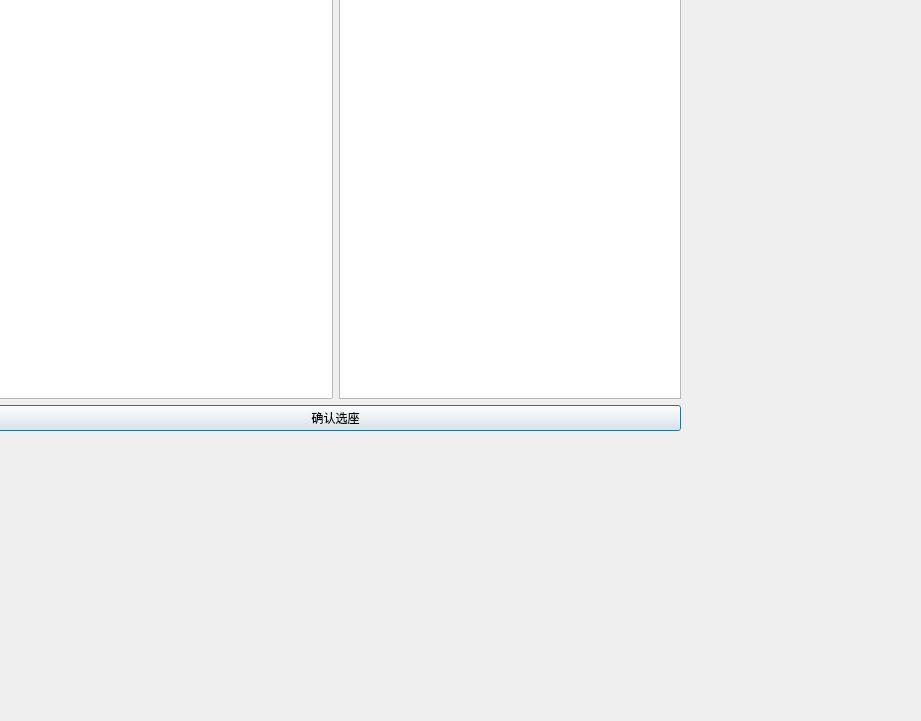
Qt form DBCourseDesignProject/DBCourseDesign/chooseseat_dialog.ui (HoverWings/DBlabs) before a commit.
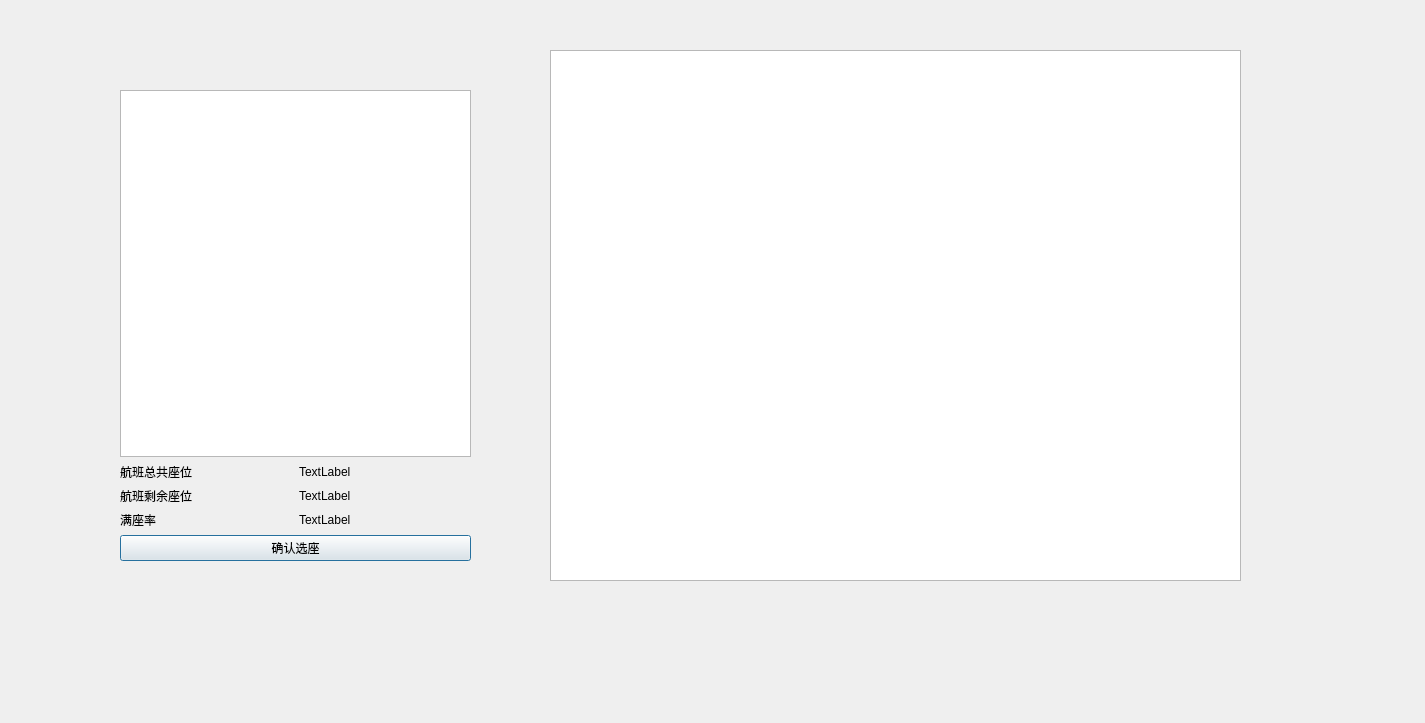
The same form after that commit.

The edit to the form file:
```diff
--- a/DBCourseDesignProject/DBCourseDesign/chooseseat_dialog.ui
+++ b/DBCourseDesignProject/DBCourseDesign/chooseseat_dialog.ui
@@ -6,30 +6,82 @@
    <rect>
     <x>0</x>
     <y>0</y>
-    <width>921</width>
-    <height>721</height>
+    <width>1425</width>
+    <height>723</height>
    </rect>
   </property>
   <property name="windowTitle">
    <string>Dialog</string>
   </property>
-  <widget class="QWidget" name="">
+  <widget class="QGraphicsView" name="graphicsView">
    <property name="geometry">
     <rect>
-     <x>-10</x>
-     <y>-50</y>
+     <x>550</x>
+     <y>50</y>
      <width>691</width>
-     <height>481</height>
+     <height>531</height>
+    </rect>
+   </property>
+  </widget>
+  <widget class="QWidget" name="">
+   <property name="geometry">
+    <rect>
+     <x>120</x>
+     <y>90</y>
+     <width>351</width>
+     <height>471</height>
     </rect>
    </property>
    <layout class="QVBoxLayout" name="verticalLayout">
     <item>
-     <layout class="QHBoxLayout" name="horizontalLayout">
-      <item>
-       <widget class="QTableView" name="FSTATUS_tableView"/>
+     <widget class="QTableView" name="FSTATUS_tableView"/>
+    </item>
+    <item>
+     <layout class="QGridLayout" name="gridLayout_0"/>
+    </item>
+    <item>
+     <layout class="QGridLayout" name="gridLayout_1">
+      <item row="1" column="0">
+       <widget class="QLabel" name="label_2">
+        <property name="text">
+         <string>航班总共座位</string>
+        </property>
+       </widget>
       </item>
-      <item>
-       <widget class="QGraphicsView" name="graphicsView"/>
+      <item row="3" column="1">
+       <widget class="QLabel" name="label_fullRate">
+        <property name="text">
+         <string>TextLabel</string>
+        </property>
+       </widget>
+      </item>
+      <item row="1" column="1">
+       <widget class="QLabel" name="label_totalSeatNum">
+        <property name="text">
+         <string>TextLabel</string>
+        </property>
+       </widget>
+      </item>
+      <item row="3" column="0">
+       <widget class="QLabel" name="label_3">
+        <property name="text">
+         <string>满座率</string>
+        </property>
+       </widget>
+      </item>
+      <item row="2" column="1">
+       <widget class="QLabel" name="label_usableSeatNum">
+        <property name="text">
+         <string>TextLabel</string>
+        </property>
+       </widget>
+      </item>
+      <item row="2" column="0">
+       <widget class="QLabel" name="label">
+        <property name="text">
+         <string>航班剩余座位</string>
+        </property>
+       </widget>
       </item>
      </layout>
     </item>
```
Left out of the diff: 3 changed lines with no effect on the pictures.
